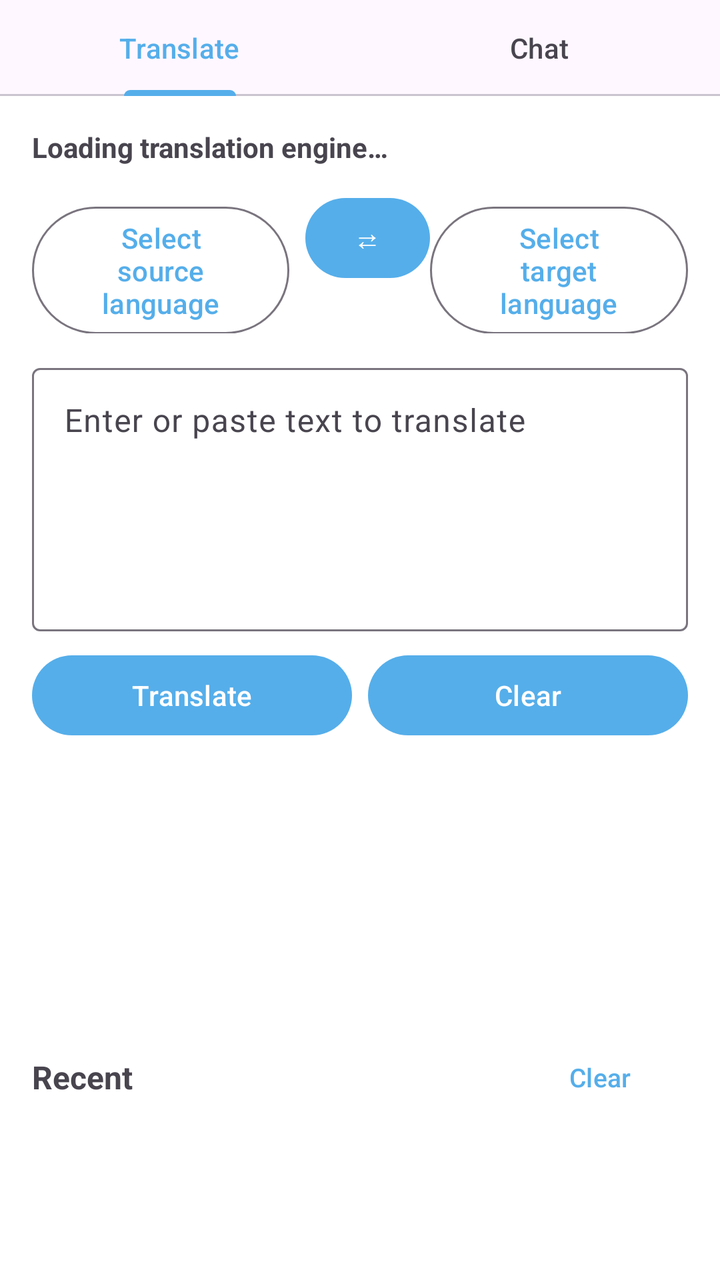
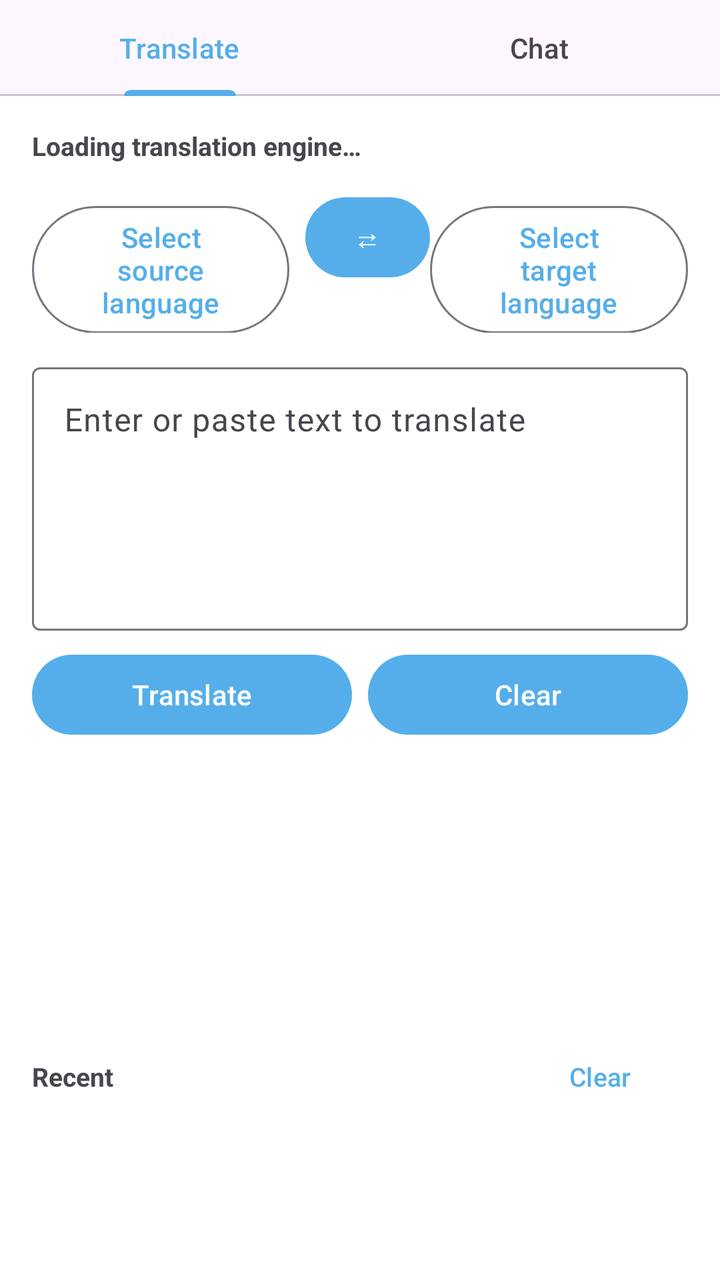

The first picture is an Android layout as it rendered before a commit; the second is the same layout after the commit. The layout source and the unified diff follow.
<!-- AndroidManifest.xml: application theme Theme.MT -->
<!-- res/layout/fragment_text_translate.xml -->
<?xml version="1.0" encoding="utf-8"?>
<LinearLayout xmlns:android="http://schemas.android.com/apk/res/android"
    xmlns:app="http://schemas.android.com/apk/res-auto"
    android:layout_width="match_parent"
    android:layout_height="match_parent"
    android:orientation="vertical">

    
    <com.google.android.material.tabs.TabLayout
        android:id="@+id/modeTabs"
        android:layout_width="match_parent"
        android:layout_height="wrap_content">

        <com.google.android.material.tabs.TabItem
            android:layout_width="wrap_content"
            android:layout_height="wrap_content"
            android:text="@string/text_translate_tab_translate" />

        <com.google.android.material.tabs.TabItem
            android:layout_width="wrap_content"
            android:layout_height="wrap_content"
            android:text="@string/text_translate_tab_chat" />
    </com.google.android.material.tabs.TabLayout>

    <ScrollView
        android:id="@+id/translateContainer"
        android:layout_width="match_parent"
        android:layout_height="0dp"
        android:layout_weight="1"
        android:fillViewport="true">

    <LinearLayout
        android:layout_width="match_parent"
        android:layout_height="wrap_content"
        android:orientation="vertical"
        android:padding="16dp">

        
        <LinearLayout
            android:layout_width="match_parent"
            android:layout_height="wrap_content"
            android:orientation="horizontal">

            <TextView android:ellipsize="end" android:maxLines="1" android:autoSizeTextType="uniform" android:autoSizeMinTextSize="10sp" android:autoSizeMaxTextSize="14sp" android:autoSizeStepGranularity="1sp" 
                android:id="@+id/engineDisplay"
                android:layout_width="0dp"
                android:layout_height="wrap_content"
                android:layout_weight="1"
                android:text="@string/text_translate_engine_loading"
                android:textSize="14sp"
                android:textStyle="bold" />

            <TextView
                android:id="@+id/engineBadge"
                android:layout_width="wrap_content"
                android:layout_height="wrap_content"
                android:background="@drawable/dialog_background"
                android:paddingHorizontal="8dp"
                android:paddingVertical="2dp"
                android:textColor="@color/white"
                android:textSize="11sp" />
        </LinearLayout>

        
        <LinearLayout
            android:layout_width="match_parent"
            android:layout_height="wrap_content"
            android:layout_marginTop="12dp"
            android:orientation="horizontal">

            <com.google.android.material.button.MaterialButton
                android:id="@+id/srcLangButton"
                style="@style/Widget.Material3.Button.OutlinedButton"
                android:layout_width="0dp"
                android:layout_height="wrap_content"
                android:layout_marginEnd="8dp"
                android:layout_weight="1"
                android:text="@string/select_source_language" />

            <com.google.android.material.button.MaterialButton
                android:id="@+id/swapButton"
                android:layout_width="wrap_content"
                android:layout_height="wrap_content"
                android:minWidth="48dp"
                android:text="⇄" />

            <com.google.android.material.button.MaterialButton
                android:id="@+id/tgtLangButton"
                style="@style/Widget.Material3.Button.OutlinedButton"
                android:layout_width="0dp"
                android:layout_height="wrap_content"
                android:layout_weight="1"
                android:text="@string/select_target_language" />
        </LinearLayout>

        
        <com.google.android.material.textfield.TextInputLayout
            android:id="@+id/inputLayout"
            style="@style/Widget.Material3.TextInputLayout.OutlinedBox"
            android:layout_width="match_parent"
            android:layout_height="wrap_content"
            android:layout_marginTop="12dp"
            android:hint="@string/text_translate_input_hint">

            <EditText
                android:id="@+id/inputEdit"
                android:layout_width="match_parent"
                android:layout_height="wrap_content"
                android:gravity="top"
                android:inputType="textMultiLine"
                android:maxLines="10"
                android:minLines="5" />
        </com.google.android.material.textfield.TextInputLayout>

        
        <LinearLayout
            android:layout_width="match_parent"
            android:layout_height="wrap_content"
            android:layout_marginTop="8dp"
            android:orientation="horizontal">

            <Button
                android:id="@+id/translateButton"
                android:layout_width="0dp"
                android:layout_height="wrap_content"
                android:layout_marginEnd="8dp"
                android:layout_weight="1"
                android:text="@string/text_translate_button" />

            <Button
                android:id="@+id/clearButton"
                android:layout_width="0dp"
                android:layout_height="wrap_content"
                android:layout_weight="1"
                android:text="@string/clear" />
        </LinearLayout>

        
        <TextView
            android:id="@+id/outputText"
            android:layout_width="match_parent"
            android:layout_height="wrap_content"
            android:layout_marginTop="12dp"
            android:background="@drawable/dialog_background"
            android:lineSpacingExtra="3dp"
            android:minHeight="120dp"
            android:padding="12dp"
            android:textSize="16sp" />

        
        <LinearLayout
            android:layout_width="match_parent"
            android:layout_height="wrap_content"
            android:layout_marginTop="16dp"
            android:gravity="center_vertical"
            android:orientation="horizontal">

            <TextView android:ellipsize="end" android:maxLines="1" android:autoSizeTextType="uniform" android:autoSizeMinTextSize="10sp" android:autoSizeMaxTextSize="16sp" android:autoSizeStepGranularity="1sp" 
                android:layout_width="0dp"
                android:layout_height="wrap_content"
                android:layout_weight="1"
                android:text="@string/text_translate_recent"
                android:textSize="16sp"
                android:textStyle="bold" />

            <com.google.android.material.button.MaterialButton
                android:id="@+id/recentLimitButton"
                style="@style/Widget.Material3.Button.TextButton"
                android:layout_width="wrap_content"
                android:layout_height="wrap_content"
                android:minHeight="0dp"
                android:paddingHorizontal="8dp"
                android:textSize="13sp" />

            <com.google.android.material.button.MaterialButton
                android:id="@+id/recentClearButton"
                style="@style/Widget.Material3.Button.TextButton"
                android:layout_width="wrap_content"
                android:layout_height="wrap_content"
                android:minHeight="0dp"
                android:paddingHorizontal="8dp"
                android:text="@string/text_translate_clear_recent"
                android:textSize="13sp" />
        </LinearLayout>

        <LinearLayout
            android:id="@+id/recentContainer"
            android:layout_width="match_parent"
            android:layout_height="wrap_content"
            android:orientation="vertical" />

        
        <LinearLayout
            android:id="@+id/pagerRow"
            android:layout_width="match_parent"
            android:layout_height="wrap_content"
            android:layout_marginTop="8dp"
            android:gravity="center_vertical"
            android:orientation="horizontal"
            android:visibility="gone">

            <com.google.android.material.button.MaterialButton
                android:id="@+id/prevPageButton"
                style="@style/Widget.Material3.Button.TextButton"
                android:layout_width="wrap_content"
                android:layout_height="wrap_content"
                android:minHeight="0dp"
                android:text="@string/text_translate_page_prev"
                android:textSize="13sp" />

            <TextView android:ellipsize="end" android:maxLines="1" android:autoSizeTextType="uniform" android:autoSizeMinTextSize="10sp" android:autoSizeMaxTextSize="13sp" android:autoSizeStepGranularity="1sp" 
                android:id="@+id/pageIndicator"
                android:layout_width="0dp"
                android:layout_height="wrap_content"
                android:layout_weight="1"
                android:gravity="center"
                android:textSize="13sp" />

            <com.google.android.material.button.MaterialButton
                android:id="@+id/nextPageButton"
                style="@style/Widget.Material3.Button.TextButton"
                android:layout_width="wrap_content"
                android:layout_height="wrap_content"
                android:minHeight="0dp"
                android:text="@string/text_translate_page_next"
                android:textSize="13sp" />
        </LinearLayout>
    </LinearLayout>
    </ScrollView>

    
    <FrameLayout
        android:id="@+id/chatContainer"
        android:layout_width="match_parent"
        android:layout_height="0dp"
        android:layout_weight="1"
        android:visibility="gone" />
</LinearLayout>
<!-- resources referenced by this layout -->
<resources>
  <color name="white">#fafafa</color>
  <!-- drawable dialog_background (drawable) -->
  <?xml version="1.0" encoding="utf-8"?>
  <shape xmlns:android="http://schemas.android.com/apk/res/android"
      android:shape="rectangle">
  
      <solid android:color="@color/surface" />
      <corners android:radius="20dp" />
  
  </shape>
  <string name="clear">Clear</string>
  <string name="select_source_language">Select source language</string>
  <string name="select_target_language">Select target language</string>
  <string name="text_translate_button">Translate</string>
  <string name="text_translate_clear_recent">Clear</string>
  <string name="text_translate_engine_loading">Loading translation engine…</string>
  <string name="text_translate_input_hint">Enter or paste text to translate</string>
  <string name="text_translate_page_next">Next page</string>
  <string name="text_translate_page_prev">Previous page</string>
  <string name="text_translate_recent">Recent</string>
  <string name="text_translate_tab_chat">Chat</string>
  <string name="text_translate_tab_translate">Translate</string>
  <style name="Theme.MT" parent="Base.Theme.MT">
          
          <item name="android:navigationBarColor">@android:color/transparent</item>
          <item name="android:statusBarColor">@android:color/transparent</item>
          <item name="android:windowLightStatusBar">?attr/isLightTheme</item>
      </style>
  <color name="surface">#FFFFFF</color>
  <style name="Base.Theme.MT" parent="Theme.Material3.DayNight.NoActionBar">
          <item name="colorPrimary">@color/primary</item>
          <item name="preferenceTheme">@style/AppPreferenceTheme</item>
          <item name="android:windowBackground">@color/surface</item>
          <item name="android:navigationBarColor">
              @android:color/transparent
          </item>
          <item name="android:enforceNavigationBarContrast">false</item>
          <item name="android:enforceStatusBarContrast">false</item>
      </style>
  <color name="primary">#55AEEA</color>
  <style name="AppPreferenceTheme" parent="@style/PreferenceThemeOverlay">
          <item name="android:preferenceStyle">@style/AppPrefStyle</item>
      </style>
  <style name="AppPrefStyle">
          <item name="android:layout">@layout/preference_item_fit</item>
      </style>
</resources>

<!-- the commit's change to res/layout/fragment_text_translate.xml (unified diff, before → after) -->
@@ -47,7 +47,7 @@
                 android:layout_height="wrap_content"
                 android:layout_weight="1"
                 android:text="@string/text_translate_engine_loading"
-                android:textSize="14sp"
+                android:textSize="13sp"
                 android:textStyle="bold" />
 
             <TextView
@@ -145,7 +145,7 @@
             android:lineSpacingExtra="3dp"
             android:minHeight="120dp"
             android:padding="12dp"
-            android:textSize="16sp" />
+            android:textSize="13sp" />
 
         
         <LinearLayout
@@ -160,7 +160,7 @@
                 android:layout_height="wrap_content"
                 android:layout_weight="1"
                 android:text="@string/text_translate_recent"
-                android:textSize="16sp"
+                android:textSize="13sp"
                 android:textStyle="bold" />
 
             <com.google.android.material.button.MaterialButton
